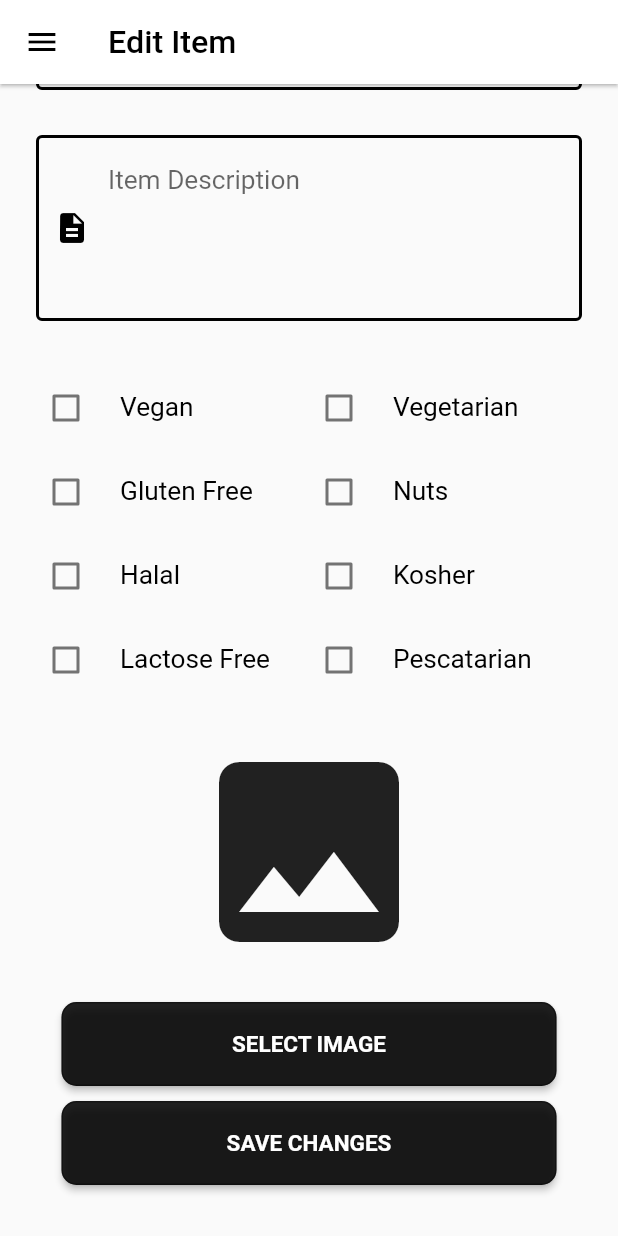
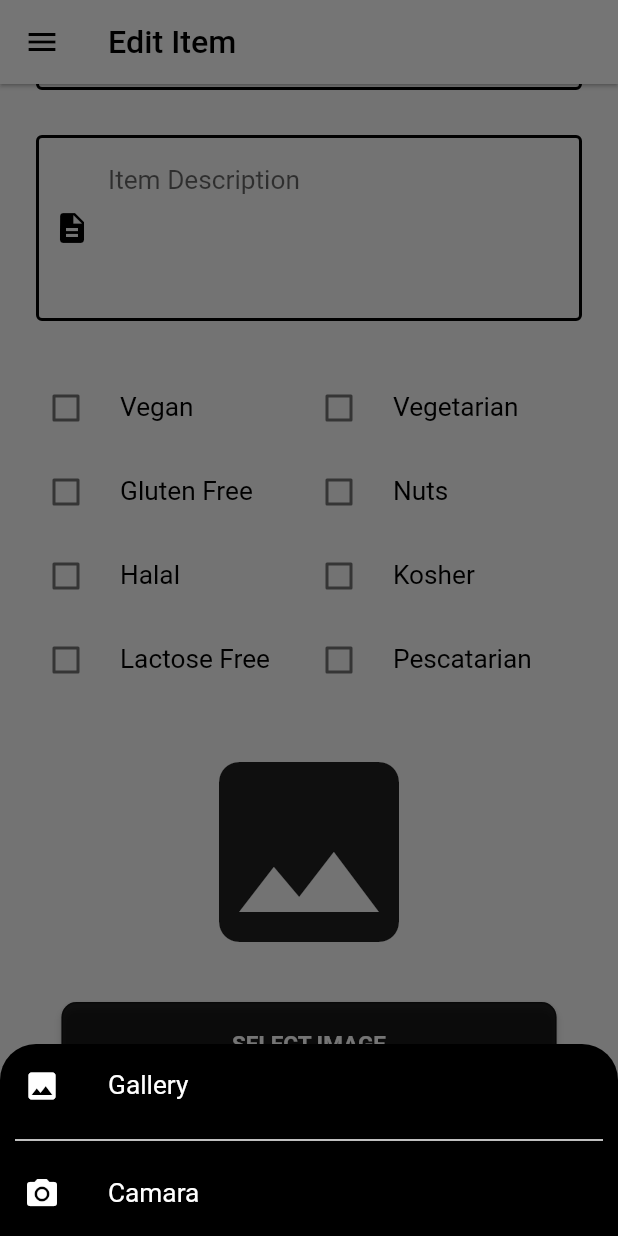
Before and after one commit to kcgalee/CSC-4996-RMS-Mobile, a Flutter app: the EditItem screen opened directly with empty values, scrolled down 255 dp, after a tap on "SELECT IMAGE", on a phone screen of 412 x 824 dp. Run offline on Flutter 3.47's test engine with Material 2 defaults, Android fonts, the phone set to English and light mode, and no system bars; our stand-ins replace badges, cloud_firestore, email_validator, firebase_auth, firebase_core, firebase_storage and 4 more; missing offline and left inert: counter, qr_code_scanner; accounts and stored records are empty; project files that could hold a hidden picture were left out.

Commit message:
updated to show option to take image form camera

```diff
--- a/lib/manager/editItem.dart
+++ b/lib/manager/editItem.dart
@@ -67,9 +67,9 @@ class _EditItem extends State<EditItem> {
     super.initState();
   }
 
-  Future pickImage() async {
+  Future pickImage(ImageSource source) async {
     try {
-      final image = await ImagePicker().pickImage(source: ImageSource.gallery);
+      final image = await ImagePicker().pickImage(source: source);
       if (image == null) return;
 
       final imageTemp = File(image.path);
@@ -246,7 +246,31 @@ class _EditItem extends State<EditItem> {
               ),
               SizedBox(height: 20,),
 
-              CustomMainButton(text: 'SELECT IMAGE', onPressed: () => pickImage()),
+              CustomMainButton(text: 'SELECT IMAGE', onPressed: () {
+                showModalBottomSheet(
+                    shape: const RoundedRectangleBorder(
+                        borderRadius: BorderRadius.only(topLeft: Radius.circular(24),topRight:Radius.circular(24))
+                    ),
+                    backgroundColor: Colors.black,
+                    context: context,
+                    builder: (context) => Column(
+                      mainAxisSize: MainAxisSize.min,
+                      children: [
+                        ListTile(
+                          leading: const Icon(Icons.image,color: Colors.white,),
+                          title: const Text('Gallery',style: TextStyle(color: Colors.white),),
+                          onTap: () => pickImage(ImageSource.gallery),
+                        ),
+                        Divider(color: Colors.white,thickness: 1,indent: 10,endIndent: 10,),
+                        ListTile(
+                          leading: const Icon(Icons.camera_alt,color: Colors.white,),
+                          title: const Text('Camara',style: TextStyle(color: Colors.white)),
+                          onTap: () => pickImage(ImageSource.camera),
+                        ),
+                      ],
+                    )
+                );
+              }),
 
               CustomMainButton(
                   text: 'SAVE CHANGES',
```
